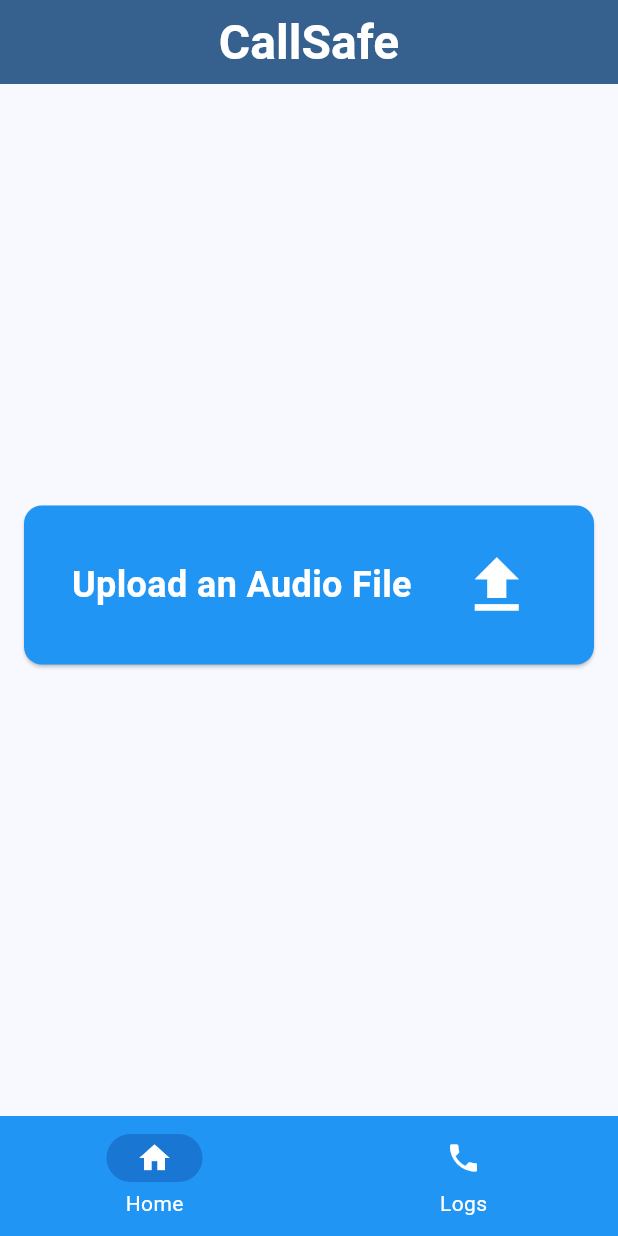
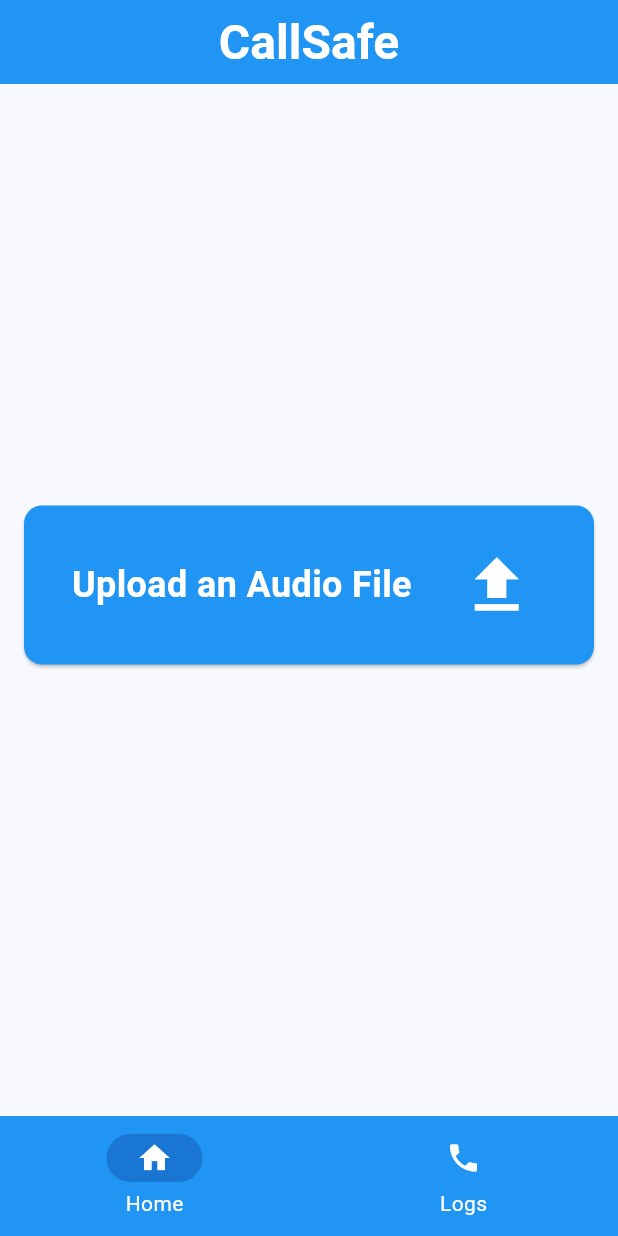
Before and after one commit to Kapetanios99/QHacks2024, a Flutter app: the screen it shows after launch, on a phone screen of 412 x 824 dp. Run offline on Flutter 3.47's test engine with Material 3 defaults, Android fonts, the phone set to English and light mode, and no system bars; our stand-ins replace file_picker, firebase_core, firebase_storage, vibration; accounts and stored records are empty; network calls fail.

Commit message:
Fixed app bar color

```diff
--- a/lib/screens/homePage.dart
+++ b/lib/screens/homePage.dart
@@ -60,7 +60,7 @@ class _HomePageState extends State<HomePage> {
 
     return Scaffold(
       appBar: AppBar(
-        backgroundColor: Theme.of(context).colorScheme.primary,
+        backgroundColor: Color.fromARGB(255, 33, 149, 243),
         title: const Center(child: Text("CallSafe", textAlign: TextAlign.center,)) ,
         titleTextStyle: TextStyle(color: Colors.white, fontSize: 32, fontWeight: FontWeight.bold, ),
       ),
--- a/lib/screens/logsPage.dart
+++ b/lib/screens/logsPage.dart
@@ -15,7 +15,7 @@ class _LogsPageState extends State<LogsPage> {
 
     return Scaffold(
       appBar: AppBar(
-        backgroundColor: Theme.of(context).colorScheme.primary,
+        backgroundColor: Color.fromARGB(255, 33, 149, 243),
         title: const Center(child: Text("Calls", textAlign: TextAlign.center,)) ,
         titleTextStyle: TextStyle(color: Colors.white, fontSize: 32, fontWeight: FontWeight.bold, ),
       ),
```
